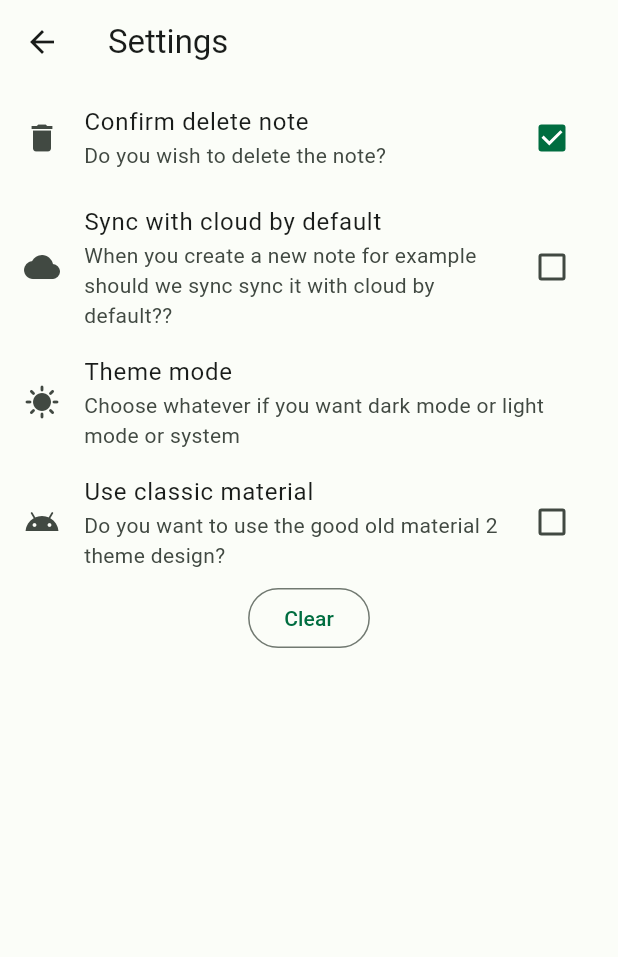
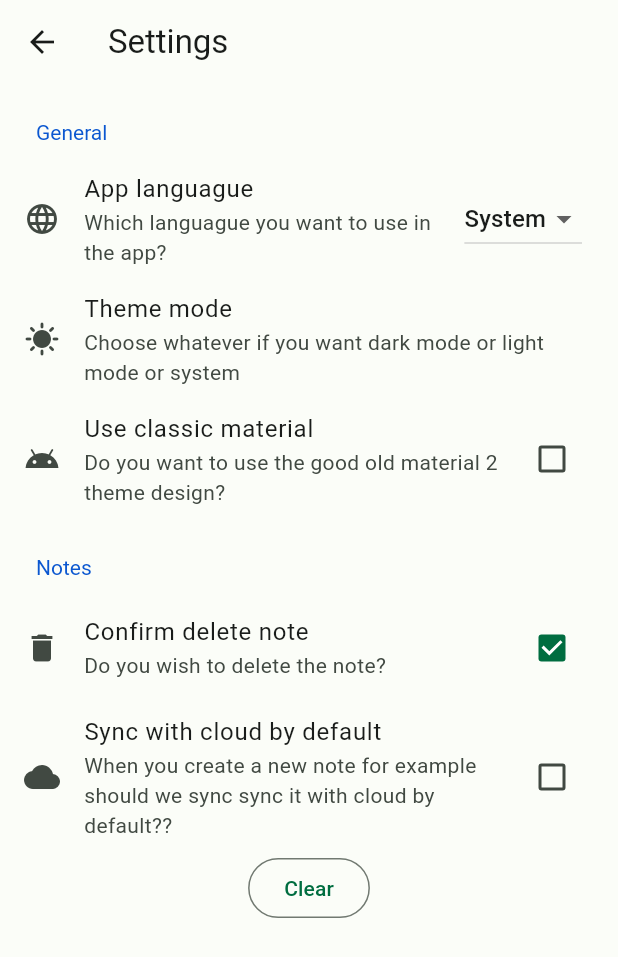
Before and after one commit to FreshKernel/fresh-notes, a Flutter app: the SettingsScreen screen opened by its route, on a phone screen of 412 x 824 dp. Shown: the top 957 px of the screen. Run offline on Flutter 3.47's test engine with Material 3 defaults, Android fonts, the light colour scheme and no system bars; our stand-ins replace bloc, cached_network_image, cloud_firestore, connectivity_plus, equatable, firebase_auth and 13 more; missing offline and left inert: flutter_quill, flutter_quill_extensions, fresh_base_package, image_picker_android, image_picker_platform_interface; accounts and stored records are empty; generated files the repository leaves out were written again; project files that could hold a hidden picture were left out.

Commit message:
Update 16+++

```diff
--- a/lib/logic/settings/cubit/settings_cubit.dart
+++ b/lib/logic/settings/cubit/settings_cubit.dart
@@ -12,6 +12,10 @@ class SettingsCubit extends Cubit<SettingsState> with HydratedMixin {
   // TODO: Make this private and add more methods instead
   void updateSettings(SettingsState newSettingsState) {
     emit(newSettingsState);
+  }
+
+  void updateAppLanguague(AppLanguague newAppLanguague) {
+    emit(state.copyWith(appLanguague: newAppLanguague));
   }
 
   void showOnBoardingScreen(bool value) {
--- a/lib/logic/settings/cubit/settings_state.dart
+++ b/lib/logic/settings/cubit/settings_state.dart
@@ -9,9 +9,13 @@ enum AppThemeMode {
 }
 
 enum AppLanguague {
-  en,
-  ar,
-  system,
+  system(valueName: 'System'),
+  en(valueName: 'English'),
+  ar(valueName: 'العربية');
+
+  const AppLanguague({required this.valueName});
+
+  final String valueName;
 }
 
 enum AppThemeSystem {
--- a/lib/presentation/screens/dashboard/widgets/notes_list/note_tile/w_note_grid_tile.dart
+++ b/lib/presentation/screens/dashboard/widgets/notes_list/note_tile/w_note_grid_tile.dart
@@ -27,6 +27,7 @@ class NoteGridTile extends StatelessWidget {
         minHeight: 150,
       ),
       child: Card(
+        elevation: 4,
         shape: RoundedRectangleBorder(
           borderRadius: BorderRadius.circular(16),
         ),
--- a/lib/presentation/screens/dashboard/widgets/notes_list/note_tile/w_note_tile.dart
+++ b/lib/presentation/screens/dashboard/widgets/notes_list/note_tile/w_note_tile.dart
@@ -22,14 +22,22 @@ class NoteTile extends StatelessWidget {
     );
     final materialTheme = Theme.of(context);
 
-    return ListTile(
-      contentPadding: const EdgeInsets.all(12),
+    return Card(
+      shape: RoundedRectangleBorder(
+        borderRadius: BorderRadius.circular(14),
+      ),
+      child: ListTile(
         onTap: () => Navigator.of(context).pushNamed(
           SaveNoteScreen.routeName,
           arguments: SaveNoteScreenArgs(
             note: options.note,
           ),
         ),
+        shape: RoundedRectangleBorder(
+          borderRadius: BorderRadius.circular(14),
+        ),
+        isThreeLine: true,
+        contentPadding: const EdgeInsets.all(12),
         title: Text(
           options.note.title,
           softWrap: true,
@@ -71,6 +79,7 @@ class NoteTile extends StatelessWidget {
             );
           },
         ),
+      ),
     );
   }
 }
--- a/lib/presentation/screens/settings/s_settings.dart
+++ b/lib/presentation/screens/settings/s_settings.dart
@@ -1,6 +1,6 @@
 import 'package:flutter/material.dart';
 
-import '../dashboard/widgets/w_settings.dart';
+import 'w_settings.dart';
 
 class SettingsScreen extends StatelessWidget {
   const SettingsScreen({super.key});
@@ -14,7 +14,7 @@ class SettingsScreen extends StatelessWidget {
         title: const Text('Settings'),
       ),
       body: const SafeArea(
-        child: SettingsPage(),
+        child: SettingsContent(),
       ),
     );
   }
--- a/lib/presentation/screens/settings/w_settings.dart
+++ b/lib/presentation/screens/settings/w_settings.dart
@@ -5,6 +5,7 @@ import 'package:flutter_bloc/flutter_bloc.dart';
 import '../../../logic/settings/cubit/settings_cubit.dart';
 import '../../utils/extensions/build_context_extensions.dart';
 import 'w_select_theme_mode.dart';
+import 'w_settings_section.dart';
 
 class SettingsContent extends StatelessWidget {
   const SettingsContent({super.key});
@@ -15,30 +16,33 @@ class SettingsContent extends StatelessWidget {
       builder: (context, state) {
         return Column(
           children: [
-            CheckboxListTile.adaptive(
-              value: state.confirmDeleteNote,
-              onChanged: (newValue) {
-                context.read<SettingsCubit>().updateSettings(
-                      state.copyWith(confirmDeleteNote: newValue!),
-                    );
+            SettingsSection(
+              title: 'General',
+              tiles: [
+                ListTile(
+                  title: const Text('App languague'),
+                  subtitle:
+                      const Text('Which languague you want to use in the app?'),
+                  leading: const Icon(Icons.language),
+                  trailing: DropdownButton<AppLanguague>(
+                    value: state.appLanguague,
+                    items: AppLanguague.values
+                        .map(
+                          (e) => DropdownMenuItem<AppLanguague>(
+                            value: e,
+                            child: Text(e.valueName),
+                          ),
+                        )
+                        .toList(),
+                    onChanged: (newLanguague) {
+                      if (newLanguague == null) {
+                        return;
+                      }
+                      context
+                          .read<SettingsCubit>()
+                          .updateAppLanguague(newLanguague);
                     },
-              title: const Text('Confirm delete note'),
-              subtitle: const Text('Do you wish to delete the note?'),
-              secondary: const Icon(Icons.delete),
                   ),
-            CheckboxListTile.adaptive(
-              value: state.syncWithCloudDefaultValue,
-              onChanged: (newValue) {
-                context.read<SettingsCubit>().updateSettings(
-                      state.copyWith(syncWithCloudDefaultValue: newValue!),
-                    );
-              },
-              title: const Text('Sync with cloud by default'),
-              subtitle: const Text(
-                'When you create a new note for example '
-                'should we sync sync it with cloud by default??',
-              ),
-              secondary: const Icon(Icons.cloud),
                 ),
                 ListTile(
                   title: const Text('Theme mode'),
@@ -46,7 +50,8 @@ class SettingsContent extends StatelessWidget {
                     'Choose whatever if you want dark mode '
                     'or light mode or system',
                   ),
-              leading: Icon(context.isDark ? Icons.nightlight : Icons.sunny),
+                  leading:
+                      Icon(context.isDark ? Icons.nightlight : Icons.sunny),
                   onTap: () {
                     showModalBottomSheet(
                       context: context,
@@ -114,6 +119,38 @@ class SettingsContent extends StatelessWidget {
                       );
                     },
                   ),
+              ],
+            ),
+            SettingsSection(
+              title: 'Notes',
+              tiles: [
+                CheckboxListTile.adaptive(
+                  value: state.confirmDeleteNote,
+                  onChanged: (newValue) {
+                    context.read<SettingsCubit>().updateSettings(
+                          state.copyWith(confirmDeleteNote: newValue!),
+                        );
+                  },
+                  title: const Text('Confirm delete note'),
+                  subtitle: const Text('Do you wish to delete the note?'),
+                  secondary: const Icon(Icons.delete),
+                ),
+                CheckboxListTile.adaptive(
+                  value: state.syncWithCloudDefaultValue,
+                  onChanged: (newValue) {
+                    context.read<SettingsCubit>().updateSettings(
+                          state.copyWith(syncWithCloudDefaultValue: newValue!),
+                        );
+                  },
+                  title: const Text('Sync with cloud by default'),
+                  subtitle: const Text(
+                    'When you create a new note for example '
+                    'should we sync sync it with cloud by default??',
+                  ),
+                  secondary: const Icon(Icons.cloud),
+                ),
+              ],
+            ),
             OutlinedButton(
               onPressed: () {
                 final settingsBloc = context.read<SettingsCubit>();
--- /dev/null
+++ b/lib/presentation/screens/settings/w_settings_section.dart
@@ -0,0 +1,75 @@
+import 'package:flutter/cupertino.dart'
+    show CupertinoColors, CupertinoListSection;
+import 'package:flutter/widgets.dart';
+
+import '../../utils/extensions/build_context_extensions.dart';
+
+class SettingsSection extends StatelessWidget {
+  const SettingsSection({required this.title, required this.tiles, super.key});
+
+  final String title;
+  final List<Widget> tiles;
+
+  Widget buildTileList() => ListView.builder(
+        shrinkWrap: true,
+        itemCount: tiles.length,
+        padding: EdgeInsets.zero,
+        physics: const NeverScrollableScrollPhysics(),
+        itemBuilder: (context, index) => tiles[index],
+      );
+
+  @override
+  Widget build(BuildContext context) {
+    final scaleFactor = MediaQuery.textScaleFactorOf(context);
+
+    if (context.isCupertino) {
+      return CupertinoListSection.insetGrouped(
+        header: Padding(
+          padding: EdgeInsetsDirectional.only(
+            start: 15,
+            bottom: 5 * scaleFactor,
+          ),
+          child: DefaultTextStyle(
+            style: const TextStyle(
+              color: CupertinoColors.systemGrey,
+              fontSize: 13,
+              fontWeight: FontWeight.bold,
+            ),
+            child: Text(
+              title,
+              textAlign: TextAlign.center,
+            ),
+          ),
+        ),
+        // margin: const EdgeInsets.all(12),
+        children: tiles,
+      );
+    }
+    // final materialTheme = Theme.of(context);
+
+    final tileList = buildTileList();
+
+    return Column(
+      crossAxisAlignment: CrossAxisAlignment.start,
+      children: [
+        Padding(
+          padding: EdgeInsetsDirectional.only(
+            top: 24 * scaleFactor,
+            bottom: 10 * scaleFactor,
+            start: 24,
+            end: 24,
+          ),
+          child: DefaultTextStyle(
+            style: TextStyle(
+              color: context.isDark
+                  ? const Color(0xffd3e3fd)
+                  : const Color(0xff0b57d0),
+            ),
+            child: Text(title),
+          ),
+        ),
+        tileList,
+      ],
+    );
+  }
+}
```
Lines whose indentation alone changed are shown as unchanged.
